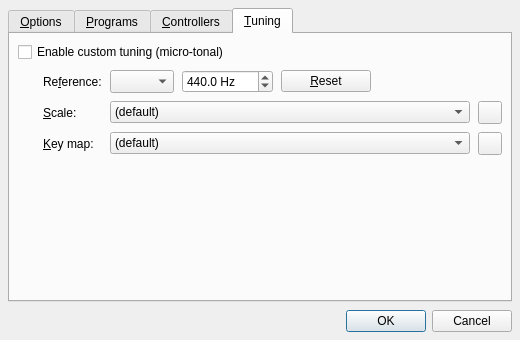
The window that src/synthv1widget_config.ui (rncbc/synthv1) describes before a commit, drawn with Qt 5.
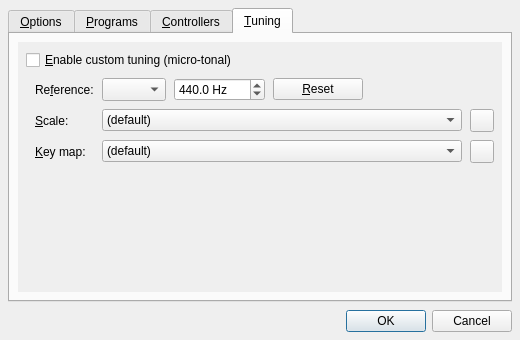
The same window after the commit. The open tabs and pages were chosen to show the change. Icons and pictures are not drawn. Custom widgets are drawn as their Qt base class.

Commit message: - Per instance micro-tuning implementation. (TESTING)

Diff of the .ui file:
```diff
--- a/src/synthv1widget_config.ui
+++ b/src/synthv1widget_config.ui
@@ -509,6 +509,33 @@
       <attribute name="toolTip">
        <string>Tuning</string>
       </attribute>
+      <layout class="QVBoxLayout">
+       <item>
+        <layout class="QVBoxLayout">
+         <property name="margin">
+          <number>0</number>
+         </property>
+         <property name="spacing">
+          <number>0</number>
+         </property>
+         <item>
+          <widget class="QTabBar" name="TuningTabBar">
+           <property name="shape">
+            <enum>QTabBar::RoundedNorth</enum>
+           </property>
+          </widget>
+         </item>
+         <item>
+          <widget class="QFrame" name="TuningTabFrame">
+           <property name="autoFillBackground">
+            <bool>true</bool>
+           </property>
+           <property name="frameShape">
+            <enum>QFrame::NoFrame</enum>
+           </property>
+           <property name="frameShadow">
+            <enum>QFrame::Plain</enum>
+           </property>
       <layout class="QGridLayout">
        <item row="0" column="0" colspan="7">
         <widget class="QCheckBox" name="TuningEnabledCheckBox">
@@ -516,7 +543,7 @@
           <string>Whether to use custom tuning (micro-tonal)</string>
          </property>
          <property name="text">
-          <string>Enable custom tuning (micro-tonal)</string>
+               <string>&amp;Enable custom tuning (micro-tonal)</string>
          </property>
         </widget>
        </item>
@@ -718,7 +745,7 @@
          </property>
         </widget>
        </item>
-       <item row="4" column="0" colspan="6">
+            <item row="4" column="0" colspan="7">
         <spacer>
          <property name="orientation">
           <enum>Qt::Vertical</enum>
@@ -730,6 +757,11 @@
           </size>
          </property>
         </spacer>
+            </item>
+           </layout>
+          </widget>
+         </item>
+        </layout>
        </item>
       </layout>
      </widget>
```
Left out of the diff: 26 changed lines with no effect on the pictures. Lines whose indentation alone changed are shown as unchanged. The commit also changes 3 other files.
